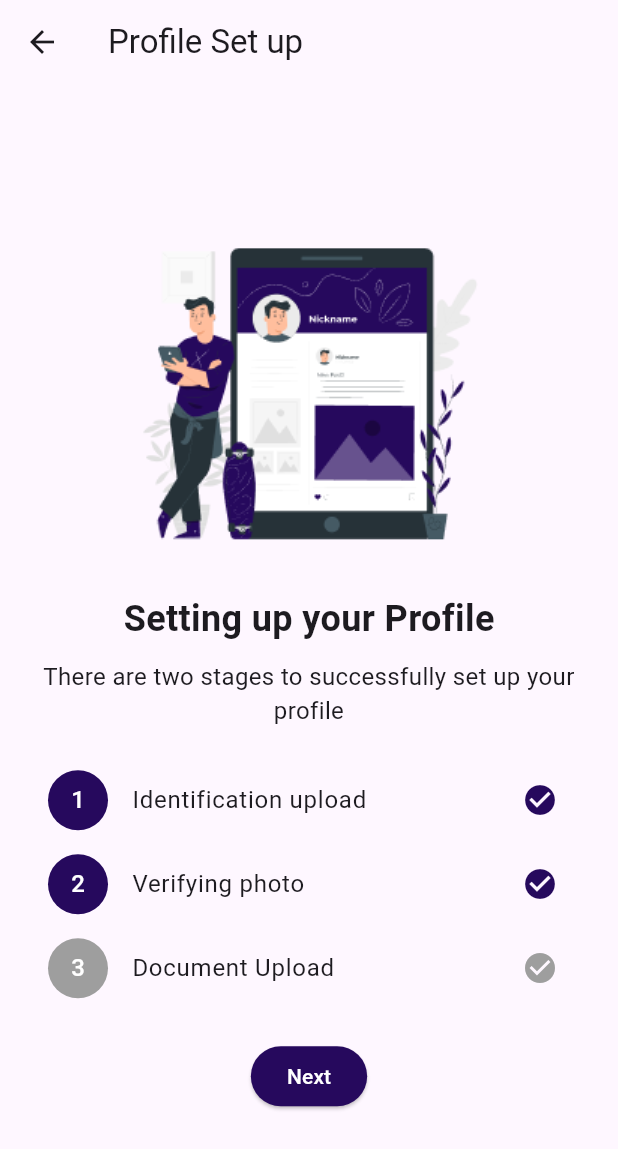
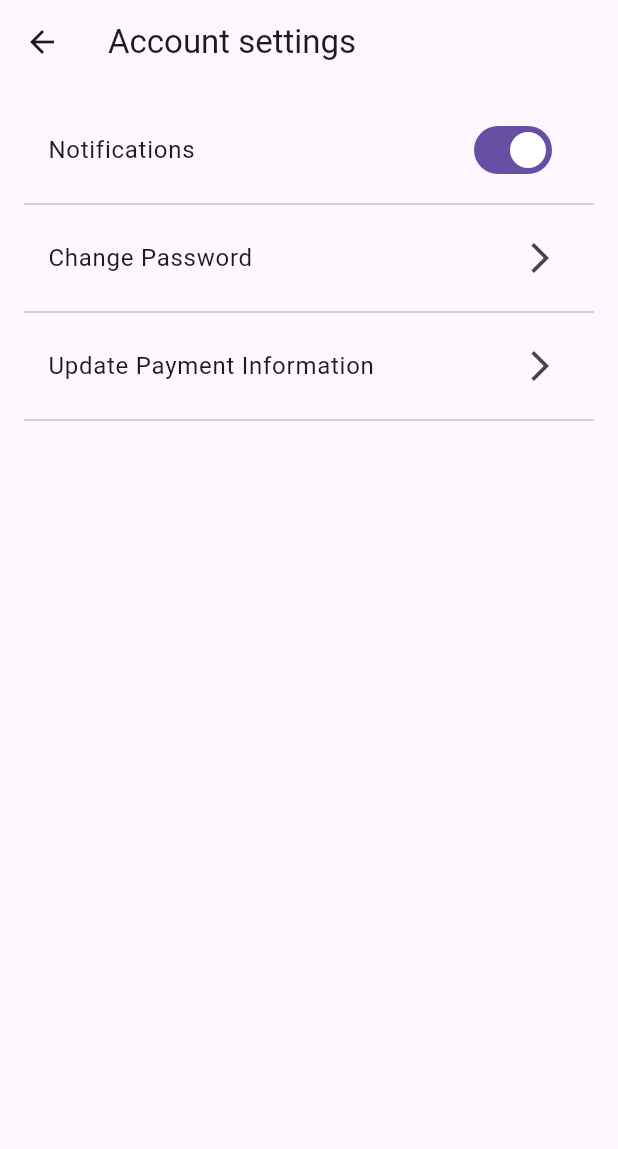
Before and after one commit to Rick-Development/fixithandyman, a Flutter app: the ProfileScreen screen opened directly, after a tap on "Account Settings", on a phone screen of 412 x 824 dp. Shown: the top 1149 px of the screen. Run offline on Flutter 3.47's test engine with Material 3 defaults, Android fonts, the light colour scheme and no system bars; our stand-ins replace animated_splash_screen, camera, dotted_border, file_picker, image_picker, page_transition and 1 more.

Commit message:
Please enter the commit message for your changes. Lines starting with '#' will be ignored, and an empty message aborts the commit.
On branch main
Your branch is ahead of 'origin/main' by 2 commits.
  (use "git push" to publish your local commits)

Changes to be committed:
	new file:   lib/views/account_setting.dart
	new file:   lib/views/change_password_screen.dart
	modified:   lib/views/login_screen.dart
	modified:   lib/views/main_screen.dart
	modified:   lib/views/profile_screen.dart
	modified:   lib/views/profile_setup_intro_screen.dart
	modified:   lib/views/profile_success_screen.dart
	modified:   lib/views/search_screen.dart
	modified:   lib/views/selfie_capture_screen.dart
	modified:   lib/views/signup_step2_screen.dart
	modified:   lib/views/signup_step3_screen.dart
	modified:   lib/views/signup_step4_screen.dart

```diff
--- /dev/null
+++ b/lib/views/account_setting.dart
@@ -0,0 +1,63 @@
+import 'package:fixithandyman/views/change_password_screen.dart';
+import 'package:flutter/material.dart';
+
+class AccountSettingsScreen extends StatefulWidget {
+  @override
+  _AccountSettingsScreenState createState() => _AccountSettingsScreenState();
+}
+
+class _AccountSettingsScreenState extends State<AccountSettingsScreen> {
+  bool _notificationsEnabled = true;
+
+  @override
+  Widget build(BuildContext context) {
+    return Scaffold(
+      appBar: AppBar(
+        title: Text('Account settings'),
+        leading: IconButton(
+          icon: Icon(Icons.arrow_back),
+          onPressed: () {
+            Navigator.pop(context);
+          },
+        ),
+      ),
+      body: Padding(
+        padding: const EdgeInsets.all(16.0),
+        child: Column(
+          children: [
+            ListTile(
+              title: Text('Notifications'),
+              trailing: Switch(
+                value: _notificationsEnabled,
+                onChanged: (value) {
+                  setState(() {
+                    _notificationsEnabled = value;
+                  });
+                },
+              ),
+            ),
+            Divider(),
+            ListTile(
+              title: Text('Change Password'),
+              trailing: Icon(Icons.arrow_forward_ios),
+              onTap: () {
+                 Navigator.pushReplacement(context,
+                  MaterialPageRoute(builder: (context)  => ChangePasswordScreen()));
+                // Navigate to change password screen
+              },
+            ),
+            Divider(),
+            ListTile(
+              title: Text('Update Payment Information'),
+              trailing: Icon(Icons.arrow_forward_ios),
+              onTap: () {
+                // Navigate to update payment information screen
+              },
+            ),
+            Divider(),
+          ],
+        ),
+      ),
+    );
+  }
+}
--- a/lib/views/profile_screen.dart
+++ b/lib/views/profile_screen.dart
@@ -1,4 +1,5 @@
 import 'package:fixithandyman/util/app_constant.dart';
+import 'package:fixithandyman/views/account_setting.dart';
 import 'package:fixithandyman/views/myprofile_screen.dart';
 import 'package:fixithandyman/views/profile_setup_intro_screen.dart';
 import 'package:fixithandyman/views/transaction_history_screen.dart';
@@ -100,7 +101,7 @@ class ProfileScreen extends StatelessWidget {
                 text: 'Account Settings',
                 onTap: () {
                   Navigator.pushReplacement(context,
-                  MaterialPageRoute(builder: (context)  => ProfileSetupIntroScreen()));
+                  MaterialPageRoute(builder: (context)  => AccountSettingsScreen()));
                   // Handle Account Settings tap
                 },
               ),
--- a/lib/views/profile_setup_intro_screen.dart
+++ b/lib/views/profile_setup_intro_screen.dart
@@ -53,11 +53,12 @@ import 'profile_details_form_screen.dart'; // Adjust the import based on your fi
                    Expanded(
                      child: ListTile(
                        leading: CircleAvatar(
-                         backgroundColor: AppConstants.primaryColor,
+                         backgroundColor: Colors.grey,
                          child: Text('2', style: TextStyle(color: Colors.white)),
                        ),
                        title: Text('Verifying photo'),
-                       trailing: Icon(Icons.check_circle, color: AppConstants.primaryColor),
+                       trailing: Icon(Icons.check_circle, color:
+                         Colors.grey,),
                      ),
                    ),
                  ],
--- a/lib/views/signup_step2_screen.dart
+++ b/lib/views/signup_step2_screen.dart
@@ -1,3 +1,4 @@
+import 'package:fixithandyman/views/profile_setup_intro_screen.dart';
 import 'package:fixithandyman/views/signup_step3_screen.dart';
 import 'package:fixithandyman/views/signup_step4_screen.dart';
 import 'package:flutter/material.dart';
@@ -62,7 +63,7 @@ class _SignUpStep2ScreenState extends State<SignUpStep2Screen> {
                           Navigator.push(
                             context,
                             MaterialPageRoute(
-                              builder: (context) => SignUpStep4Screen(),
+                              builder: (context) => ProfileSetupIntroScreen(),
                             ),
                           );
                         },
@@ -79,7 +80,7 @@ class _SignUpStep2ScreenState extends State<SignUpStep2Screen> {
                           Navigator.push(
                             context,
                             MaterialPageRoute(
-                              builder: (context) => SignUpStep4Screen(),
+                              builder: (context) => ProfileSetupIntroScreen(),
                             ),
                           );
                         },
--- a/lib/views/signup_step3_screen.dart
+++ b/lib/views/signup_step3_screen.dart
@@ -1,3 +1,4 @@
+import 'package:fixithandyman/views/profile_setup_intro_screen.dart';
 import 'package:fixithandyman/views/signup_step4_screen.dart';
 import 'package:flutter/material.dart';
 import 'package:fixithandyman/util/app_constant.dart';
@@ -53,7 +54,7 @@ class SignUpStep3Screen extends StatelessWidget {
                     Navigator.push(
                       context,
                       MaterialPageRoute(
-                        builder: (context) => SignUpStep4Screen(),
+                        builder: (context) => ProfileSetupIntroScreen(),
                       ),
                     );
                   },
--- a/lib/views/signup_step4_screen.dart
+++ b/lib/views/signup_step4_screen.dart
@@ -1,4 +1,5 @@
 import 'package:fixithandyman/views/main_screen.dart';
+import 'package:fixithandyman/views/profile_setup_intro_screen.dart';
 import 'package:flutter/material.dart';
 import 'package:fixithandyman/util/app_constant.dart';
 
@@ -40,7 +41,7 @@ class SignUpStep4Screen extends StatelessWidget {
               child: ElevatedButton(
                 onPressed: () {
                   // Navigate to the next screen or home screen
-                   Navigator.push(
+                   Navigator.pushReplacement(
                       context,
                       MaterialPageRoute(
                         builder: (context) => MainScreen() ,
```
Also changed, not shown: lib/views/change_password_screen.dart (added, +76 -0 lines), lib/views/login_screen.dart (+13 -8 lines), lib/views/profile_success_screen.dart (+11 -5 lines), lib/views/selfie_capture_screen.dart (+19 -7 lines), lib/views/main_screen.dart (line endings or trailing spaces), lib/views/search_screen.dart (line endings or trailing spaces).
